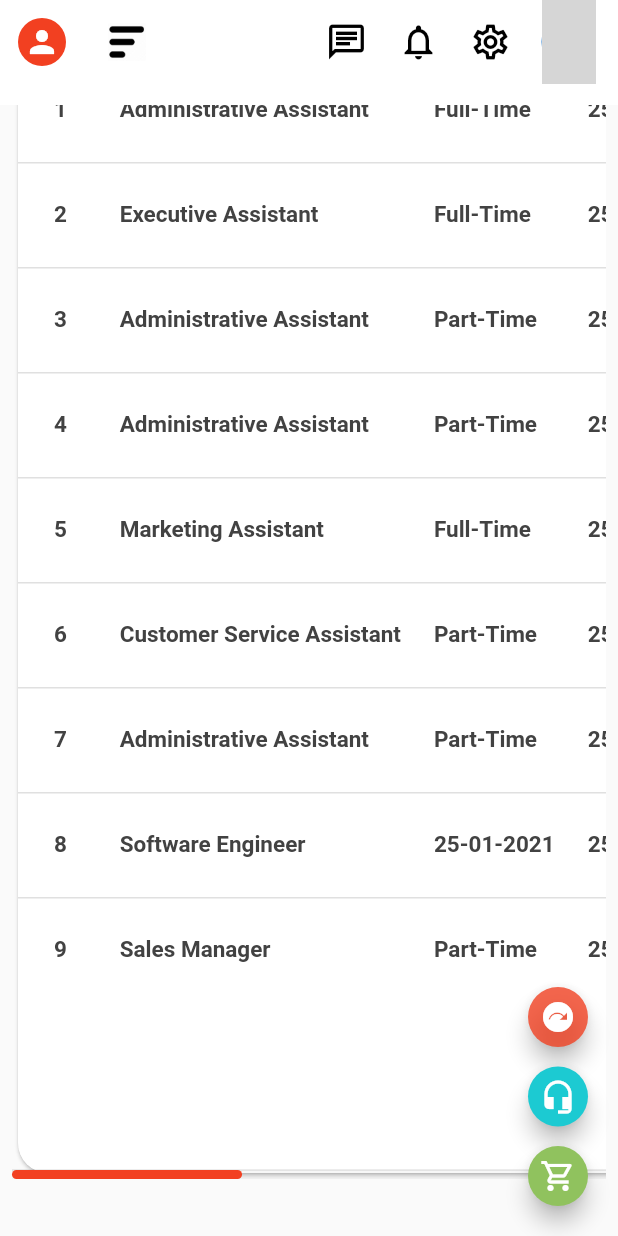
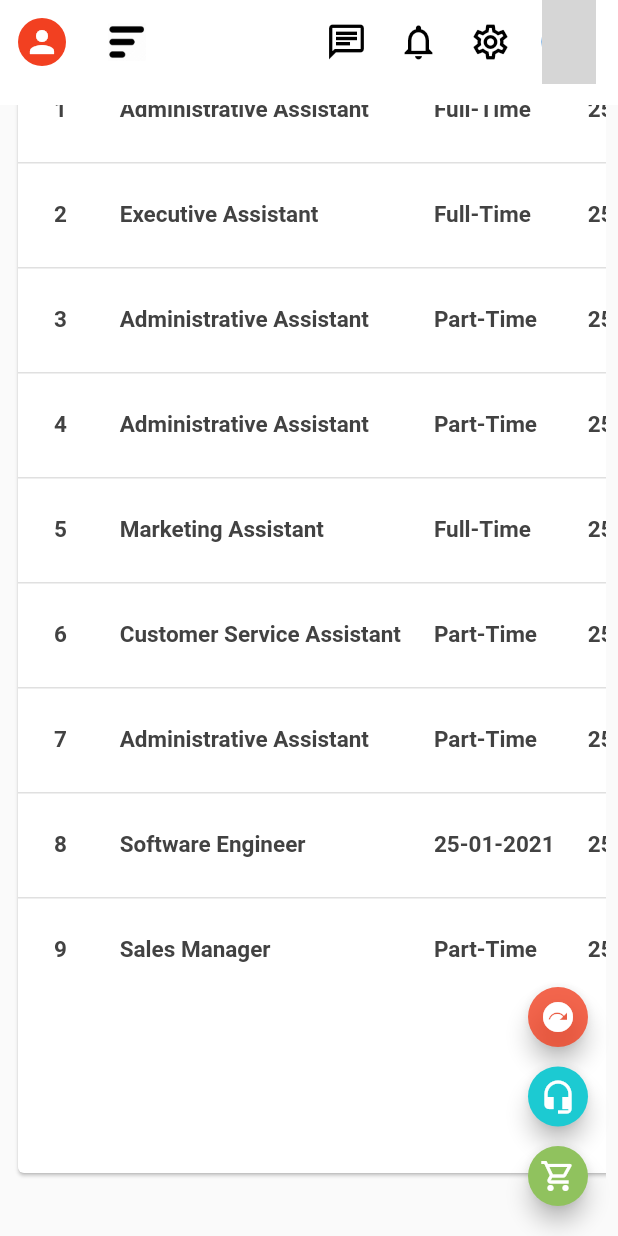
Before and after one commit to survilD/admin_page, a Flutter app: the screen it shows after launch, scrolled down 170 dp, on a phone screen of 412 x 824 dp. Run offline on Flutter 3.47's test engine with Material 2 defaults, Android fonts, the phone set to English and light mode, and no system bars; our stand-ins replace form_field_validator, sqflite; accounts and stored records are empty; network calls fail; grey boxes are pictures that could not be loaded.

Commit message:
second commit

```diff
--- a/lib/screens/desktop/desktop_adddata.dart
+++ b/lib/screens/desktop/desktop_adddata.dart
@@ -333,6 +333,7 @@ class _MobileHomeState extends State<DesktopDataAdd> {
         mainAxisAlignment: MainAxisAlignment.end,
         children: [
           FloatingActionButton.small(
+            heroTag: null,
             backgroundColor: Color.fromRGBO(28, 202, 210, 1),
             onPressed: () {},
             child: Icon(Icons.headset_mic),
@@ -341,6 +342,7 @@ class _MobileHomeState extends State<DesktopDataAdd> {
             height: 5,
           ),
           FloatingActionButton.small(
+            heroTag: null,
             backgroundColor: Color.fromRGBO(144, 194, 94, 1),
             onPressed: () {},
             child: Icon(Icons.shopping_cart_outlined),
--- a/lib/screens/mobile/mobile_home.dart
+++ b/lib/screens/mobile/mobile_home.dart
@@ -67,6 +67,7 @@ class _MobileHomeState extends State<MobileHome> {
   }
 
   Future<List<dynamic>> getData() async {
+    await Future.delayed(Duration(milliseconds: 1000));
     var _items = [];
 
     var jsonText = await rootBundle.loadString('assets/Json/demo.json');
@@ -96,10 +97,8 @@ class _MobileHomeState extends State<MobileHome> {
                   topRight: Radius.circular(10),
                 )),
                 child: Scrollbar(
+                  child: SingleChildScrollView(
                     controller: scrollController,
-                  isAlwaysShown: true,
-                  showTrackOnHover: true,
-                  child: SingleChildScrollView(
                     child: Column(
                       children: [
                         Padding(
@@ -186,6 +185,7 @@ class _MobileHomeState extends State<MobileHome> {
           mainAxisAlignment: MainAxisAlignment.end,
           children: [
             FloatingActionButton.small(
+              heroTag: null,
               backgroundColor: kPrimaryColor.withAlpha(202),
               onPressed: () {},
               child: Icon(Icons.next_plan_sharp),
@@ -194,6 +194,7 @@ class _MobileHomeState extends State<MobileHome> {
               height: 5,
             ),
             FloatingActionButton.small(
+              heroTag: null,
               backgroundColor: Color.fromRGBO(28, 202, 210, 1),
               onPressed: () {},
               child: Icon(Icons.headset_mic),
@@ -202,6 +203,7 @@ class _MobileHomeState extends State<MobileHome> {
               height: 5,
             ),
             FloatingActionButton.small(
+              heroTag: null,
               backgroundColor: Color.fromRGBO(144, 194, 94, 1),
               onPressed: () {},
               child: Icon(Icons.shopping_cart_outlined),
@@ -260,26 +262,22 @@ class _MobileHomeState extends State<MobileHome> {
               Padding(
                   padding: const EdgeInsets.all(8.0),
                   child: Scrollbar(
-                    controller: scrollControllertabel,
                     scrollbarOrientation: ScrollbarOrientation.bottom,
-                    isAlwaysShown: true,
-                    showTrackOnHover: true,
-                    thickness: 6,
                     radius: Radius.circular(20),
                     trackVisibility: true,
                     child: SingleChildScrollView(
+                      controller: scrollControllertabel,
                       scrollDirection: Axis.horizontal,
                       child: FutureBuilder<List<dynamic>>(
                         future: getData(),
-                        builder: (context, snapshot) {
-                          List<dynamic>? data = snapshot.data;
-                          List<DataColumn> colm = Data.getcolume(data!);
+                        builder: (BuildContext context,
+                            AsyncSnapshot<List> snapshot) {
+                          if (snapshot.hasData) {
+                            List<dynamic> data = snapshot.data as List;
+                            List<DataColumn> colm = Data.getcolume(data);
                             List<DataRow> row = Data.getrow(data);
 
-                          return (snapshot.hasData)
-                              ? Card(
-                                  shape: RoundedRectangleBorder(
-                                      borderRadius: BorderRadius.circular(20)),
+                            return Card(
                               child: Column(
                                 children: [
                                   DataTable(
@@ -297,8 +295,7 @@ class _MobileHomeState extends State<MobileHome> {
                                     height: 10,
                                   ),
                                   Padding(
-                                        padding:
-                                            const EdgeInsets.only(left: 20),
+                                    padding: const EdgeInsets.only(left: 20),
                                     child: Row(
                                       mainAxisAlignment:
                                           MainAxisAlignment.start,
@@ -310,11 +307,9 @@ class _MobileHomeState extends State<MobileHome> {
                                                 primary: kPrimaryColor,
                                                 side: BorderSide(
                                                     color: kPrimaryColor),
-                                                    shape:
-                                                        RoundedRectangleBorder(
+                                                shape: RoundedRectangleBorder(
                                                     borderRadius:
-                                                                BorderRadius
-                                                                    .circular(
+                                                        BorderRadius.circular(
                                                             30)))),
                                         SizedBox(
                                           width: 10,
@@ -324,11 +319,9 @@ class _MobileHomeState extends State<MobileHome> {
                                           child: ElevatedButton(
                                             style: ElevatedButton.styleFrom(
                                                 primary: kPrimaryColor,
-                                                    shape:
-                                                        RoundedRectangleBorder(
+                                                shape: RoundedRectangleBorder(
                                                     borderRadius:
-                                                                BorderRadius
-                                                                    .circular(
+                                                        BorderRadius.circular(
                                                             30))),
                                             onPressed: () {},
                                             child: Text(
@@ -346,11 +339,9 @@ class _MobileHomeState extends State<MobileHome> {
                                                 primary: kPrimaryColor,
                                                 side: BorderSide(
                                                     color: kPrimaryColor),
-                                                    shape:
-                                                        RoundedRectangleBorder(
+                                                shape: RoundedRectangleBorder(
                                                     borderRadius:
-                                                                BorderRadius
-                                                                    .circular(
+                                                        BorderRadius.circular(
                                                             30)))),
                                       ],
                                     ),
@@ -360,11 +351,10 @@ class _MobileHomeState extends State<MobileHome> {
                                   )
                                 ],
                               ),
-                                )
-                              : const Text(
-                                  "No Any Data Available",
-                                  textAlign: TextAlign.center,
                             );
+                          } else {
+                            return Center(child: CircularProgressIndicator());
+                          }
                         },
                       ),
                     ),
```
Also changed, not shown: lib/screens/desktop/desktop_home.dart (+27 -27 lines), lib/screens/mobile/mobile_adddata.dart (+5 -9 lines). Lines whose indentation alone changed are shown as unchanged.
